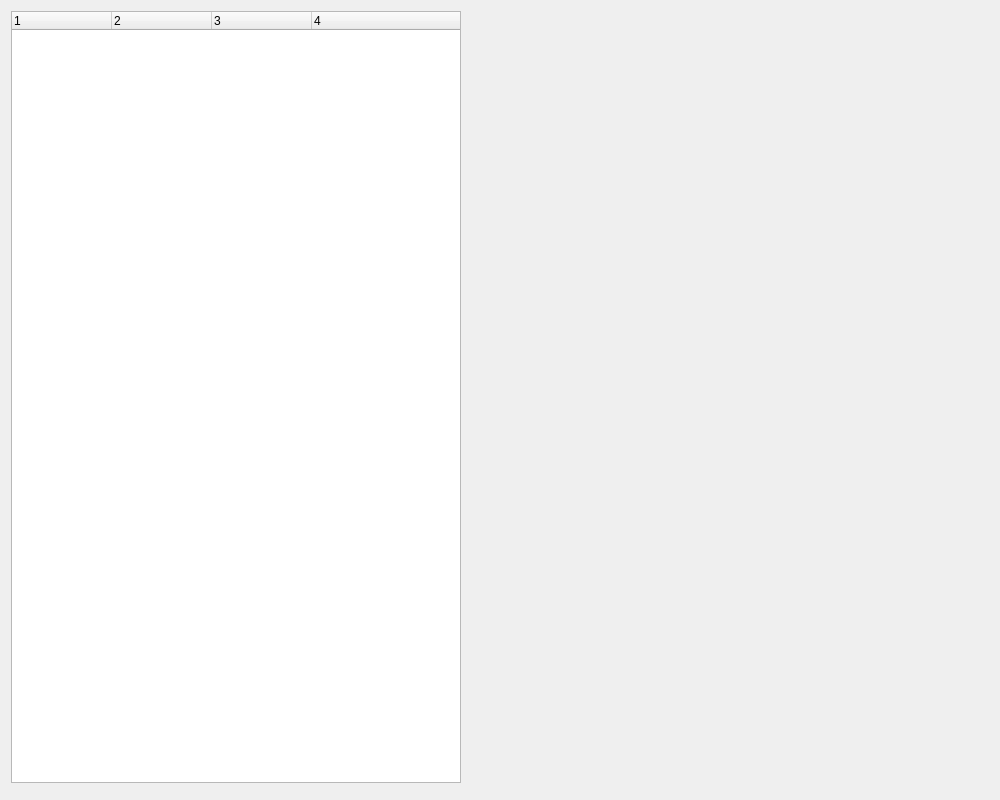
Before: the Qt Designer form gui/snowgui/images/imageswindow.ui in AndreasFMueller/AstroPhotography, drawn with Qt 5.
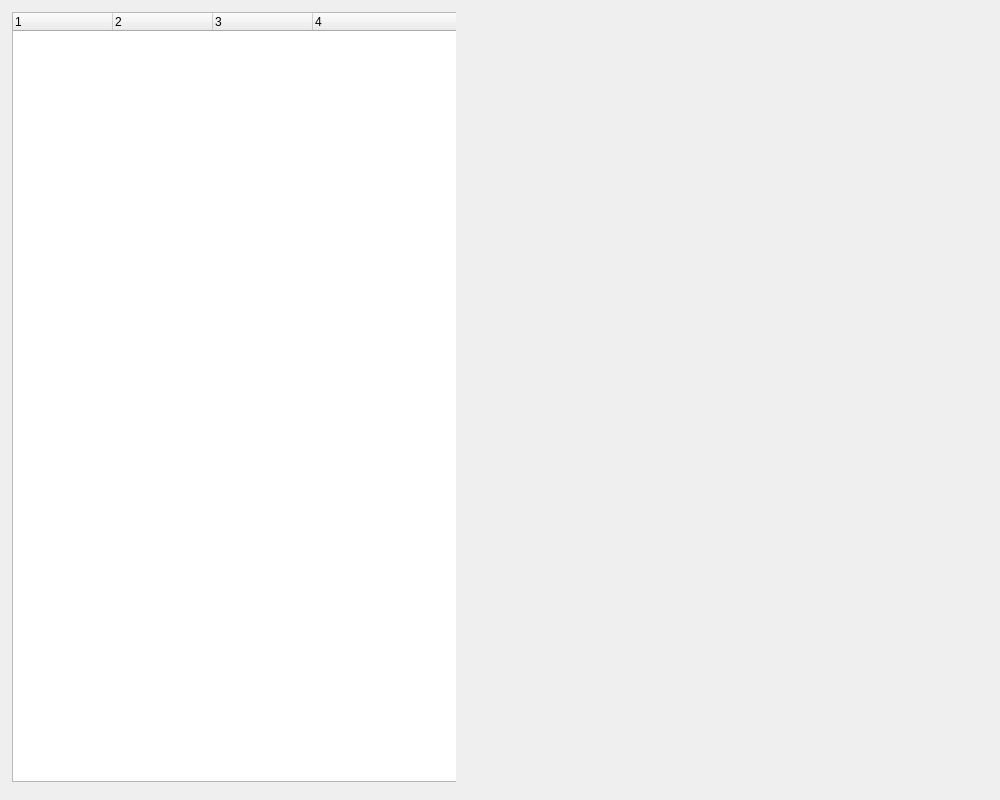
After: the same form once the commit is applied. Custom widgets are drawn as their Qt base class.

Diff of the .ui file:
```diff
--- a/gui/snowgui/images/imageswindow.ui
+++ b/gui/snowgui/images/imageswindow.ui
@@ -14,6 +14,18 @@
    <string>Form</string>
   </property>
   <layout class="QHBoxLayout" name="horizontalLayout">
+   <property name="leftMargin">
+    <number>6</number>
+   </property>
+   <property name="topMargin">
+    <number>6</number>
+   </property>
+   <property name="rightMargin">
+    <number>6</number>
+   </property>
+   <property name="bottomMargin">
+    <number>6</number>
+   </property>
    <item>
     <widget class="QWidget" name="imageselectionWidget" native="true">
      <property name="maximumSize">
@@ -24,16 +36,16 @@
      </property>
      <layout class="QVBoxLayout" name="verticalLayout">
       <property name="leftMargin">
-       <number>0</number>
+       <number>6</number>
       </property>
       <property name="topMargin">
-       <number>0</number>
+       <number>6</number>
       </property>
       <property name="rightMargin">
-       <number>0</number>
+       <number>6</number>
       </property>
       <property name="bottomMargin">
-       <number>0</number>
+       <number>6</number>
       </property>
       <item>
        <widget class="QTreeWidget" name="imageTree">
@@ -86,16 +98,19 @@
   </layout>
  </widget>
  <customwidgets>
-  <customwidget>
-   <class>snowgui::imagedetailwidget</class>
-   <extends>QWidget</extends>
-   <header>imagedetailwidget.h</header>
-   <container>1</container>
-  </customwidget>
   <customwidget>
    <class>snowgui::imagedisplaywidget</class>
    <extends>QWidget</extends>
    <header location="global">imagedisplaywidget.h</header>
+   <container>1</container>
+   <slots>
+    <slot>rectangleSelected(astro::image::ImageRectangle)</slot>
+   </slots>
+  </customwidget>
+  <customwidget>
+   <class>snowgui::imagedetailwidget</class>
+   <extends>QWidget</extends>
+   <header>imagedetailwidget.h</header>
    <container>1</container>
   </customwidget>
  </customwidgets>
```
